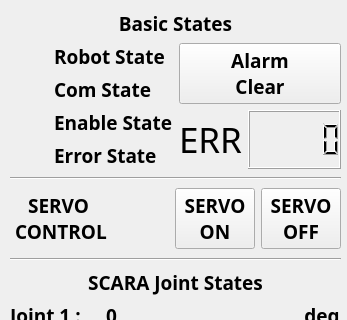
Qt form src/scara_gui/src/rqt_scara_gui/my_plugin.ui (isnow4ever/SCORE) before a commit; both pictures show x 0 to 347 and y 0 to 320 of the 347 by 693 pixel window.
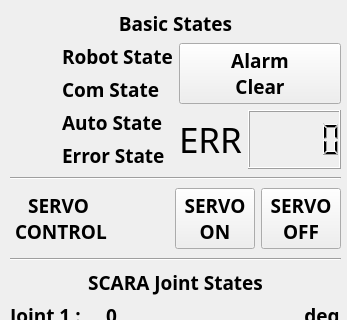
The same form after that commit. Custom widgets are drawn as their Qt base class.

Commit message: state functions

Patch:
```diff
--- a/src/scara_gui/src/rqt_scara_gui/my_plugin.ui
+++ b/src/scara_gui/src/rqt_scara_gui/my_plugin.ui
@@ -114,7 +114,7 @@
            </font>
           </property>
           <property name="text">
-           <string>Enable State</string>
+           <string>Auto State</string>
           </property>
          </widget>
         </item>
```
Left out of the diff: 4 changed lines with no effect on the pictures. The commit also changes 2 other files.
